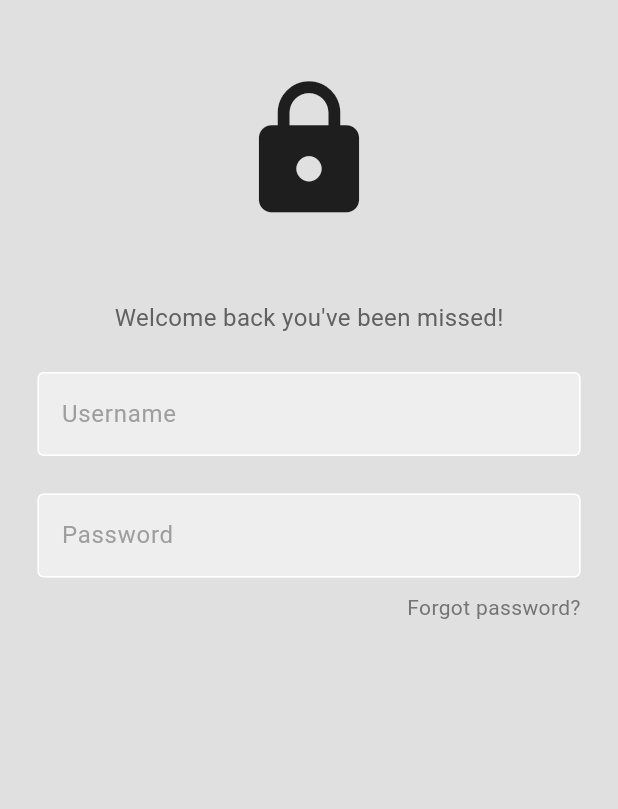
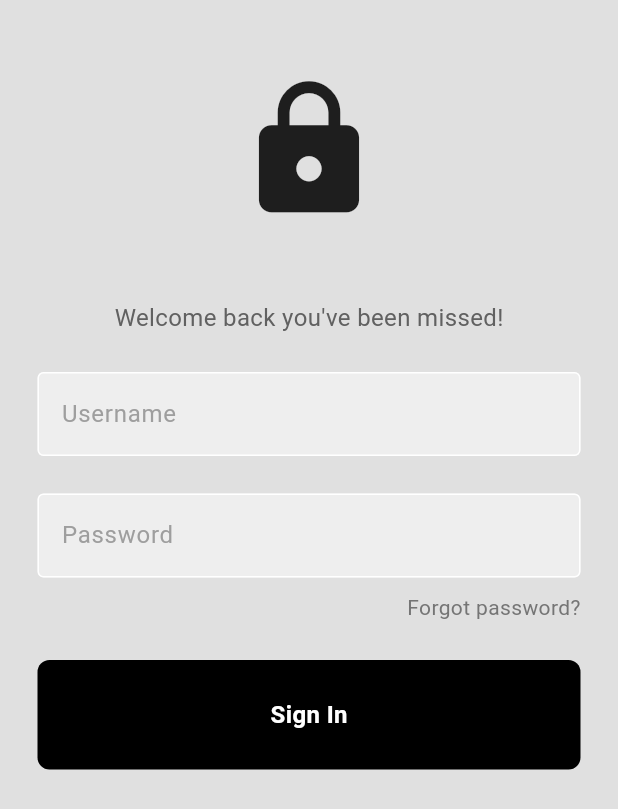
Before and after one commit to Julian1993ARG/flutterLogin, a Flutter app: the screen it shows after launch, on a phone screen of 412 x 824 dp. Shown: the top 809 px of the screen. Run offline on Flutter 3.47's test engine with Material 3 defaults, Android fonts, the phone set to English and light mode, and no system bars.

Commit message:
sign in finish

```diff
--- /dev/null
+++ b/lib/components/my_button.dart
@@ -0,0 +1,32 @@
+import 'package:flutter/material.dart';
+
+class MyButton extends StatelessWidget {
+
+  final Function()? onTap;
+  const MyButton({super.key, required this.onTap});
+
+  @override
+  Widget build(BuildContext context) {
+    return GestureDetector(
+      onTap: onTap,
+      child: Container(
+        padding: const EdgeInsets.all(25),
+        margin: const EdgeInsets.symmetric(horizontal: 25),
+        decoration: BoxDecoration(
+          color: Colors.black,
+          borderRadius: BorderRadius.circular(8),
+          ),
+        child: const Center(
+          child: Text(
+            "Sign In",
+            style: TextStyle(
+              color: Colors.white,
+              fontWeight: FontWeight.bold,
+              fontSize: 16
+              ),
+          ),
+        ),
+      ),
+    );
+  }
+}
--- a/lib/screens/login_screen.dart/login_screen.dart
+++ b/lib/screens/login_screen.dart/login_screen.dart
@@ -1,5 +1,5 @@
 import 'package:flutter/material.dart';
-import 'package:flutter/widgets.dart';
+import 'package:minimalist_login/components/my_button.dart';
 import 'package:minimalist_login/components/my_text_field.dart';
 
 class LoginScreen extends StatelessWidget {
@@ -7,6 +7,11 @@
 
   final usernameController = TextEditingController();
   final passwordController = TextEditingController();
+
+  signUserIn(){
+    print(usernameController.text);
+    print(passwordController.text);
+  }
 
   @override
   Widget build(BuildContext context) {
@@ -59,7 +64,13 @@
                   ),
                 ],
               ),
-            )
+            ),
+            const SizedBox(height: 25),
+            MyButton(
+              onTap: signUserIn,
+            ),
+            const SizedBox(height: 50),
+
           ],
         ),
       ),
```
